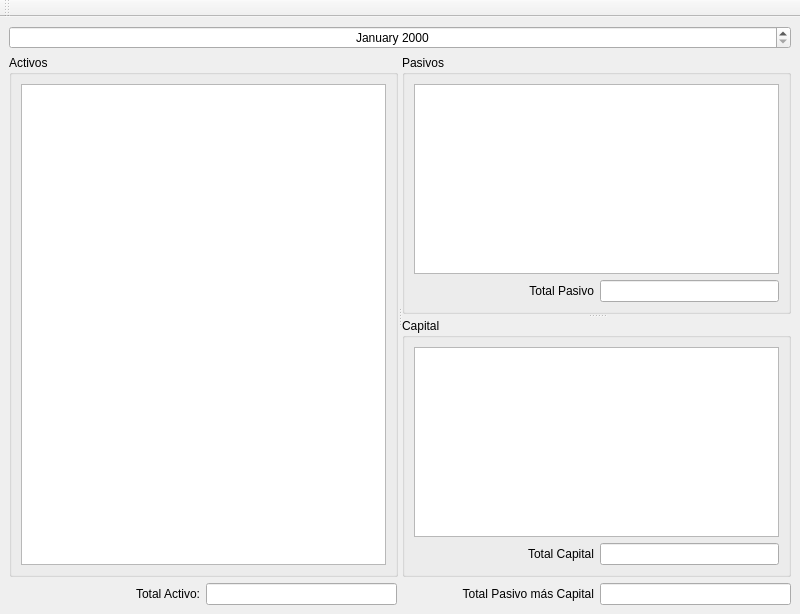
armonge/EsquipulasPy, file src/ui/balancegeneral.ui: the form before one commit.
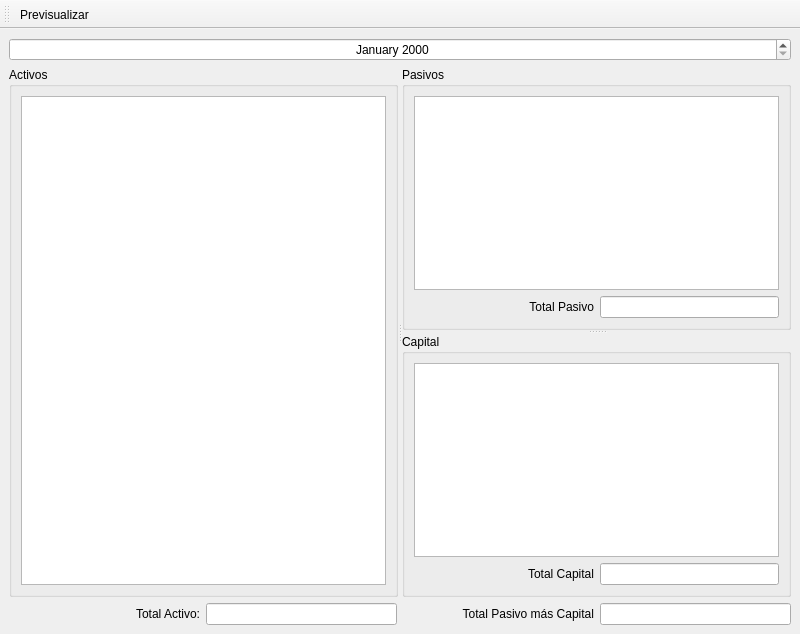
The form after the commit. Icons and pictures are not drawn.

Patch:
```diff
--- a/src/ui/balancegeneral.ui
+++ b/src/ui/balancegeneral.ui
@@ -7,7 +7,7 @@
     <x>0</x>
     <y>0</y>
     <width>800</width>
-    <height>610</height>
+    <height>634</height>
    </rect>
   </property>
   <property name="windowTitle">
@@ -288,7 +288,17 @@
    <attribute name="toolBarBreak">
     <bool>false</bool>
    </attribute>
+   <addaction name="actionPreview"/>
   </widget>
+  <action name="actionPreview">
+   <property name="icon">
+    <iconset resource="res.qrc">
+     <normaloff>:/icons/res/document-preview.png</normaloff>:/icons/res/document-preview.png</iconset>
+   </property>
+   <property name="text">
+    <string>Previsualizar</string>
+   </property>
+  </action>
  </widget>
  <resources>
   <include location="res.qrc"/>
```
